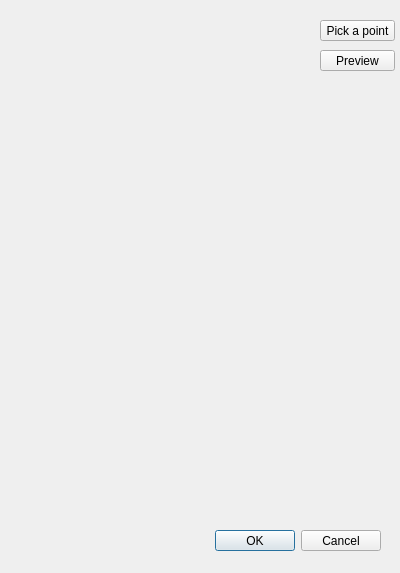
This is dialogArrayROIs.ui in HombreOso/NPS_PyQt as Qt 5 draws it before an edit. The edited form follows.
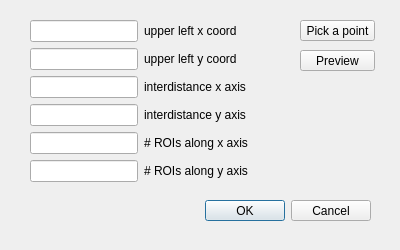
This is the edited form.

Commit message: dialog for ROI array UI file, form created

```diff
--- a/dialogArrayROIs.ui
+++ b/dialogArrayROIs.ui
@@ -7,7 +7,7 @@
     <x>0</x>
     <y>0</y>
     <width>400</width>
-    <height>573</height>
+    <height>250</height>
    </rect>
   </property>
   <property name="windowTitle">
@@ -16,8 +16,8 @@
   <widget class="QDialogButtonBox" name="buttonBox">
    <property name="geometry">
     <rect>
-     <x>40</x>
-     <y>530</y>
+     <x>30</x>
+     <y>200</y>
      <width>341</width>
      <height>21</height>
     </rect>
@@ -32,7 +32,7 @@
   <widget class="QPushButton" name="pushButton">
    <property name="geometry">
     <rect>
-     <x>320</x>
+     <x>300</x>
      <y>20</y>
      <width>75</width>
      <height>21</height>
@@ -45,7 +45,7 @@
   <widget class="QPushButton" name="pushButton_2">
    <property name="geometry">
     <rect>
-     <x>320</x>
+     <x>300</x>
      <y>50</y>
      <width>75</width>
      <height>21</height>
@@ -55,6 +55,78 @@
     <string>Preview</string>
    </property>
   </widget>
+  <widget class="QWidget" name="formLayoutWidget">
+   <property name="geometry">
+    <rect>
+     <x>30</x>
+     <y>20</y>
+     <width>261</width>
+     <height>171</height>
+    </rect>
+   </property>
+   <layout class="QFormLayout" name="formLayout">
+    <item row="0" column="0">
+     <widget class="QLineEdit" name="lineEdit"/>
+    </item>
+    <item row="0" column="1">
+     <widget class="QLabel" name="label">
+      <property name="text">
+       <string>upper left x coord</string>
+      </property>
+     </widget>
+    </item>
+    <item row="1" column="0">
+     <widget class="QLineEdit" name="lineEdit_2"/>
+    </item>
+    <item row="1" column="1">
+     <widget class="QLabel" name="label_2">
+      <property name="text">
+       <string>upper left y coord</string>
+      </property>
+     </widget>
+    </item>
+    <item row="2" column="0">
+     <widget class="QLineEdit" name="lineEdit_3"/>
+    </item>
+    <item row="2" column="1">
+     <widget class="QLabel" name="label_3">
+      <property name="text">
+       <string>interdistance x axis</string>
+      </property>
+     </widget>
+    </item>
+    <item row="3" column="0">
+     <widget class="QLineEdit" name="lineEdit_4"/>
+    </item>
+    <item row="3" column="1">
+     <widget class="QLabel" name="label_4">
+      <property name="text">
+       <string>interdistance y axis</string>
+      </property>
+     </widget>
+    </item>
+    <item row="4" column="0">
+     <widget class="QLineEdit" name="lineEdit_5"/>
+    </item>
+    <item row="4" column="1">
+     <widget class="QLabel" name="label_5">
+      <property name="text">
+       <string># ROIs along x axis</string>
+      </property>
+     </widget>
+    </item>
+    <item row="5" column="0">
+     <widget class="QLineEdit" name="lineEdit_6"/>
+    </item>
+    <item row="5" column="1">
+     <widget class="QLabel" name="label_6">
+      <property name="text">
+       <string># ROIs along y axis</string>
+      </property>
+     </widget>
+    </item>
+   </layout>
+  </widget>
  </widget>
  <resources/>
  <connections>
```
